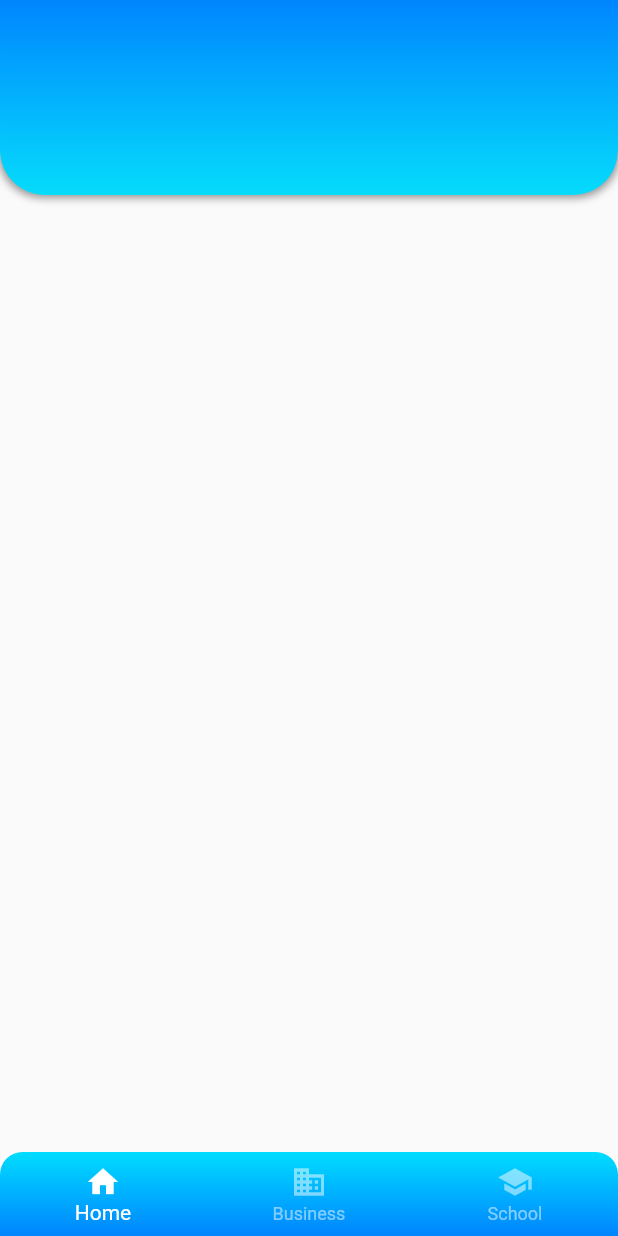
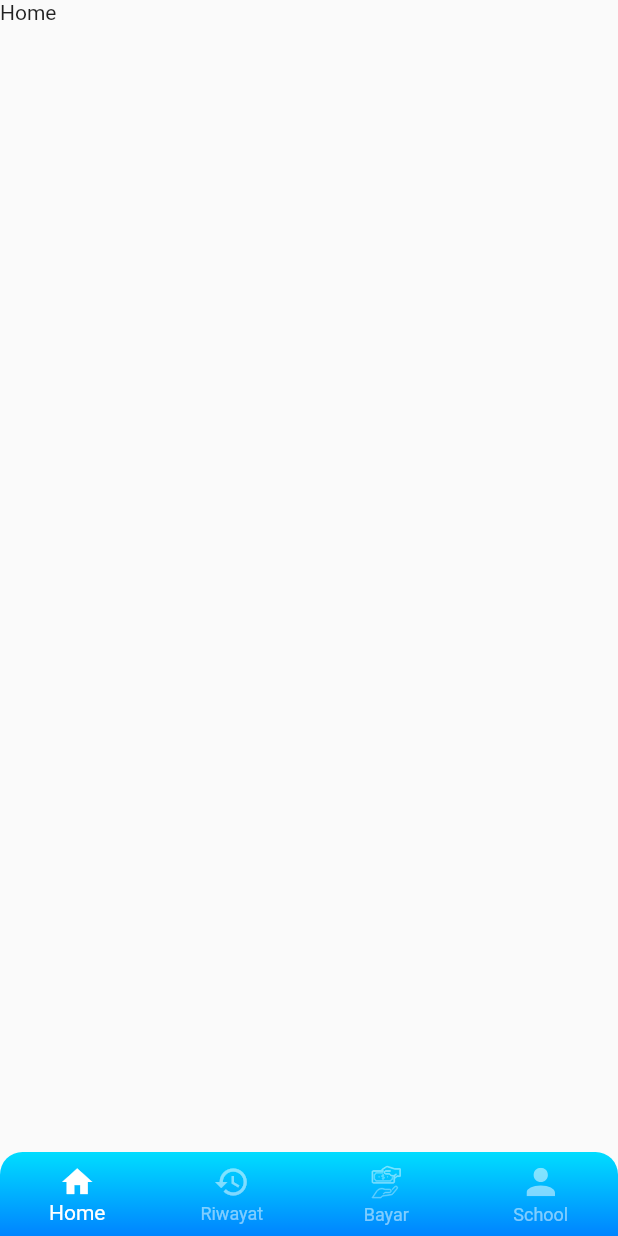
Before and after one commit to TeamFunction/spp_project, a Flutter app: the screen it shows after launch, on a phone screen of 412 x 824 dp. Run offline on Flutter 3.47's test engine with Material 2 defaults, Android fonts, the phone set to English and light mode, and no system bars; our stand-ins replace flutter_svg.

Commit message:
menambah file item, navbar, merubah file svg, merubah profile navbar di pindah

```diff
--- a/lib/main.dart
+++ b/lib/main.dart
@@ -2,6 +2,7 @@ import 'package:flutter/material.dart';
 import 'package:flutter/services.dart';
 import 'package:project_spp/screens/intro.dart';
 import 'package:project_spp/screens/login.dart';
+import 'package:project_spp/screens/navbar.dart';
 import 'package:project_spp/screens/profile.dart';
 import 'package:project_spp/screens/splash.dart';
 import 'package:project_spp/screens/tes.dart';
@@ -28,7 +29,7 @@ class MyApp extends StatelessWidget {
       // home: Scaffold(
       //   body: const MyCustomForm(),
       // ),
-      home: Profile(),
+      home: Pages(),
       // home: Tes(),
       // home: IntroScreen(),
     );
--- /dev/null
+++ b/lib/screens/item.dart
@@ -0,0 +1,9 @@
+import 'package:flutter/cupertino.dart';
+import 'package:project_spp/screens/profile.dart';
+
+const List<Widget> itemList = <Widget>[
+  Text("Home"),
+  Text("Riwayat"),
+  Text("Bayar"),
+  Profile()
+];
--- /dev/null
+++ b/lib/screens/navbar.dart
@@ -0,0 +1,99 @@
+import 'package:flutter/cupertino.dart';
+import 'package:flutter/material.dart';
+import 'package:flutter_svg/flutter_svg.dart';
+import 'package:project_spp/conf.dart';
+import 'package:project_spp/screens/item.dart';
+
+class Pages extends StatefulWidget {
+  const Pages({Key? key}) : super(key: key);
+
+  @override
+  State<Pages> createState() => _PagesState();
+}
+
+class _PagesState extends State<Pages> {
+  int _selectedIndex = 0;
+  void _onItemTapped(int index) {
+    setState(() {
+      _selectedIndex = index;
+    });
+  }
+
+  @override
+  Widget build(BuildContext context) {
+    return Scaffold(
+      bottomNavigationBar: ClipRRect(
+        borderRadius: BorderRadius.only(
+          topLeft: Radius.circular(15.0),
+          topRight: Radius.circular(15.0),
+        ),
+        child: Container(
+          decoration: BoxDecoration(
+            gradient: LinearGradient(
+              begin: Alignment.bottomCenter,
+              end: Alignment.topCenter,
+              colors: <Color>[
+                Color.fromARGB(255, 0, 132, 255),
+                Color.fromARGB(255, 0, 221, 255),
+              ], // Gradient from https://learnui.design/tools/gradient-generator.html
+              tileMode: TileMode.clamp,
+            ),
+          ),
+          child: BottomNavigationBar(
+            type: BottomNavigationBarType.fixed,
+            backgroundColor: Colors.transparent,
+            unselectedItemColor: Colors.white.withOpacity(0.5),
+            elevation: 0,
+            items: <BottomNavigationBarItem>[
+              BottomNavigationBarItem(
+                icon: Icon(Icons.home),
+                label: 'Home',
+              ),
+              BottomNavigationBarItem(
+                icon: Icon(Icons.history),
+                label: 'Riwayat',
+              ),
+              BottomNavigationBarItem(
+                icon: Container(
+                  height: 25,
+                  child: SvgPicture.asset(
+                    icTransaksi,
+                    color: Colors.white.withOpacity(0.5),
+                  ),
+                ),
+                activeIcon: Container(
+                  height: 25,
+                  child: SvgPicture.asset(
+                    icTransaksi,
+                    color: Colors.white,
+                  ),
+                ),
+                label: 'Bayar',
+              ),
+              BottomNavigationBarItem(
+                icon: Container(
+                  height: 25,
+                  child: SvgPicture.asset(icUser,
+                      color: Colors.white.withOpacity(0.5)),
+                ),
+                activeIcon: Container(
+                  height: 25,
+                  child: SvgPicture.asset(
+                    icUser,
+                    color: Colors.white,
+                  ),
+                ),
+                label: 'School',
+              ),
+            ],
+            currentIndex: _selectedIndex,
+            // currentIndex: 0,
+            selectedItemColor: Colors.white,
+            onTap: _onItemTapped,
+          ),
+        ),
+      ),
+      body: itemList.elementAt(_selectedIndex),
+    );
+  }
+}
--- a/lib/screens/profile.dart
+++ b/lib/screens/profile.dart
@@ -1,65 +1,21 @@
 import 'package:flutter/material.dart';
 import 'package:flutter/src/foundation/key.dart';
 import 'package:flutter/src/widgets/framework.dart';
+import 'package:flutter_svg/svg.dart';
+import 'package:project_spp/conf.dart';
 
-class Profile extends StatelessWidget {
+class Profile extends StatefulWidget {
   const Profile({Key? key}) : super(key: key);
 
   @override
+  State<Profile> createState() => _ProfileState();
+}
+
+class _ProfileState extends State<Profile> {
+
+  @override
   Widget build(BuildContext context) {
-    return Scaffold(
-      // extendBody:
-      //     true, // Important: to remove background of bottom navigation (making the bar transparent doesn't help)
-      // bottomNavigationBar: Container(
-      //   decoration: const BoxDecoration(
-      //     borderRadius: BorderRadius.only(
-      //       topLeft: Radius.circular(12.0), // adjust to your liking
-      //       topRight: Radius.circular(12.0), // adjust to your liking
-      //     ),
-      //     color: Color.fromARGB(255, 43, 155, 247), // put the color here
-      //   ),
-      bottomNavigationBar: ClipRRect(
-        borderRadius: BorderRadius.only(
-          topLeft: Radius.circular(15.0),
-          topRight: Radius.circular(15.0),
-        ),
-        child: Container(
-          decoration: BoxDecoration(
-            gradient: LinearGradient(
-              begin: Alignment.bottomCenter,
-              end: Alignment.topCenter,
-              colors: <Color>[
-                Color.fromARGB(255, 0, 132, 255),
-                Color.fromARGB(255, 0, 221, 255),
-              ], // Gradient from https://learnui.design/tools/gradient-generator.html
-              tileMode: TileMode.clamp,
-            ),
-          ),
-          child: BottomNavigationBar(
-            backgroundColor: Colors.transparent,
-            unselectedItemColor: Colors.white.withOpacity(0.5),
-            elevation: 0,
-            items: const <BottomNavigationBarItem>[
-              BottomNavigationBarItem(
-                icon: Icon(Icons.home),
-                label: 'Home',
-              ),
-              BottomNavigationBarItem(
-                icon: Icon(Icons.business),
-                label: 'Business',
-              ),
-              BottomNavigationBarItem(
-                icon: Icon(Icons.school),
-                label: 'School',
-              ),
-            ],
-            // currentIndex: _selectedIndex,
-            selectedItemColor: Colors.white,
-            // onTap: _onItemTapped,
-          ),
-        ),
-      ),
-      body: Container(
+    return Container(
         child: Stack(
           children: [
             Container(
@@ -93,7 +49,6 @@ class Profile extends StatelessWidget {
             ),
           ],
         ),
-      ),
     );
   }
 }
```
Also changed, not shown: lib/screens/login.dart (+8 -5 lines), lib/screens/profile_.dart (added, +143 -0 lines), assets/svg/icon/history.svg, assets/svg/icon/transaksi.svg, assets/svg/icon/user.svg.
